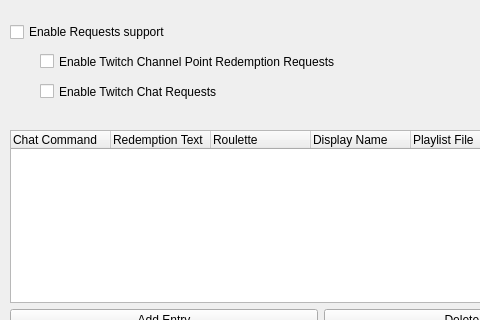
Qt form nowplaying/resources/requests_ui.ui (e1miran/Now-Playing-Serato) before a commit; both pictures show x 0 to 480 and y 0 to 320 of the 640 by 480 pixel window.
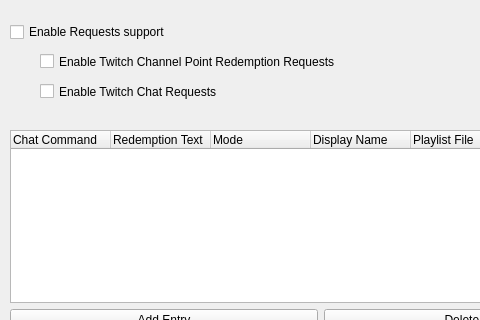
The same form after that commit.

Commit message: Support a special request mode for twofers (#668)

```diff
--- a/nowplaying/resources/requests_ui.ui
+++ b/nowplaying/resources/requests_ui.ui
@@ -65,7 +65,7 @@
       </column>
       <column>
        <property name="text">
-        <string>Roulette</string>
+        <string>Mode</string>
        </property>
        <property name="textAlignment">
         <set>AlignLeading|AlignVCenter</set>
```
Left out of the diff: 8 changed lines with no effect on the pictures. The commit also changes 4 other files.
